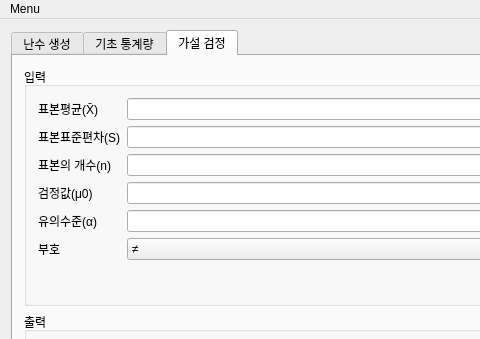
Before: the Qt Designer form mainwindow.ui in CHiiLD/scsc-swen, drawn with Qt 5; both pictures show x 0 to 480 and y 0 to 339 of the 680 by 671 pixel window.
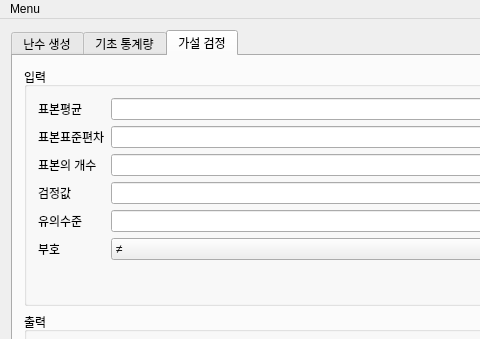
After: the same form once the commit is applied. The open tabs and pages were chosen to show the change.

What changed in the file:
```diff
--- a/mainwindow.ui
+++ b/mainwindow.ui
@@ -403,7 +403,7 @@
                  <item row="1" column="0">
                   <widget class="QLabel" name="label_4">
                    <property name="text">
-                    <string>표본평균(X̄)</string>
+                    <string>표본평균</string>
                    </property>
                   </widget>
                  </item>
@@ -413,7 +413,7 @@
                  <item row="2" column="0">
                   <widget class="QLabel" name="label_5">
                    <property name="text">
-                    <string>표본표준편차(S)</string>
+                    <string>표본표준편차</string>
                    </property>
                   </widget>
                  </item>
@@ -423,7 +423,7 @@
                  <item row="3" column="0">
                   <widget class="QLabel" name="label_6">
                    <property name="text">
-                    <string>표본의 개수(n)</string>
+                    <string>표본의 개수</string>
                    </property>
                   </widget>
                  </item>
@@ -433,7 +433,7 @@
                  <item row="4" column="0">
                   <widget class="QLabel" name="label_7">
                    <property name="text">
-                    <string>검정값(μ0)</string>
+                    <string>검정값</string>
                    </property>
                   </widget>
                  </item>
@@ -443,7 +443,7 @@
                  <item row="5" column="0">
                   <widget class="QLabel" name="label_8">
                    <property name="text">
-                    <string>유의수준(α)</string>
+                    <string>유의수준</string>
                    </property>
                   </widget>
                  </item>
```
Left out of the diff: 2 changed lines with no effect on the pictures.
